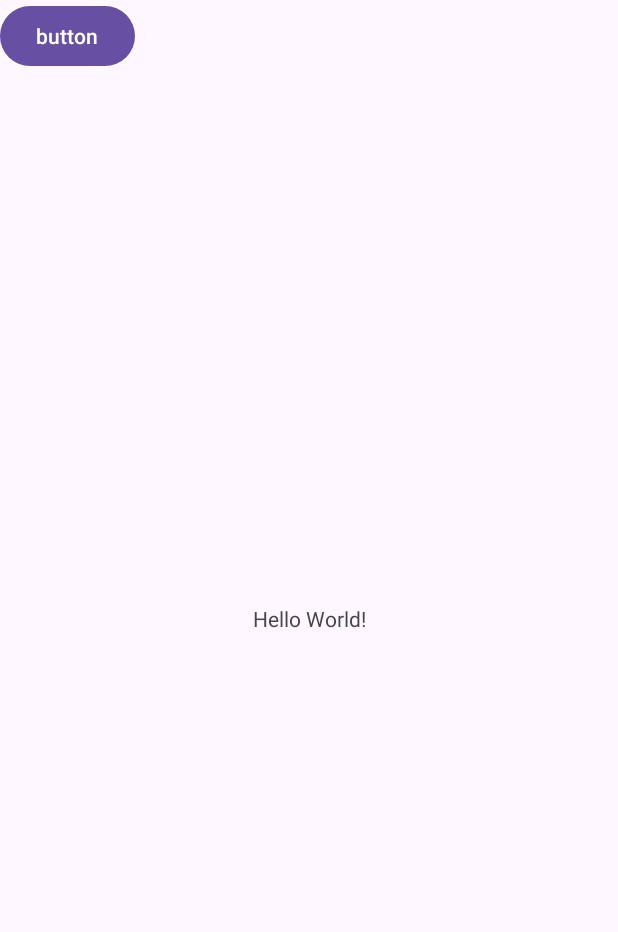
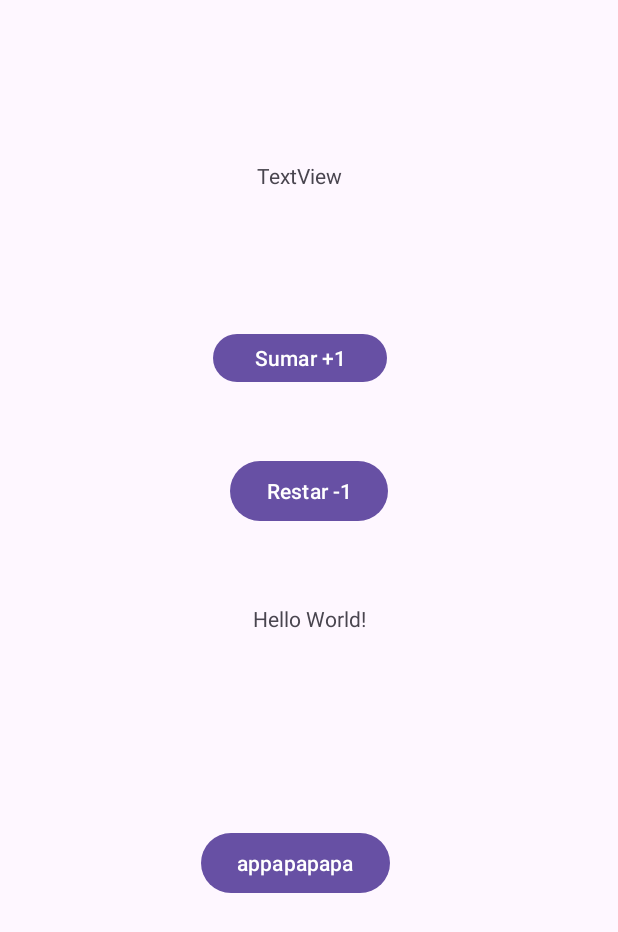
Before and after one commit to danipr20/Android, an Android app: the screen it shows after launch (MainActivity), on a phone screen of 412 x 824 dp. Shown: the top 932 px of the screen. Run offline under Robolectric (Android 15) with nearby library versions, the phone set to English and light mode, and no system bars.

Commit message:
subida del ej 1

```diff
--- a/Practica1/app/src/main/java/infoii/dpr20/practica1/MainActivity.java
+++ b/Practica1/app/src/main/java/infoii/dpr20/practica1/MainActivity.java
@@ -3,15 +3,46 @@ package infoii.dpr20.practica1;
 import androidx.appcompat.app.AppCompatActivity;
 
 import android.os.Bundle;
+import android.view.View;
+import android.widget.Button;
+import android.widget.TextView;
 
 public class MainActivity extends AppCompatActivity {
 
 
+    private Button boton1;
+    private Button boton2;
 
+    private TextView texto;
+    private int contador=0;
 
     @Override
     protected void onCreate(Bundle savedInstanceState) {
+
         super.onCreate(savedInstanceState);
         setContentView(R.layout.activity_main);
+
+        boton1 = (Button) findViewById(R.id.boton);
+        boton2 = (Button) findViewById(R.id.pulsador);
+        texto = (TextView) findViewById(R.id.text_cont);
+        boton1.setOnClickListener(new View.OnClickListener() {
+            @Override
+            public void onClick(View v) {
+            contador++;
+            texto.setText("CONTADOR= "+contador);
+            }
+
+
+        });
+        boton2.setOnClickListener(new View.OnClickListener() {
+            @Override
+            public void onClick(View v) {
+                contador--;
+                texto.setText("CONTADOR= "+contador);
+            }
+
+
+        });
     }
+
 }
--- a/Practica1/app/src/main/res/layout/activity_main.xml
+++ b/Practica1/app/src/main/res/layout/activity_main.xml
@@ -7,6 +7,7 @@
     tools:context=".MainActivity">
 
     <TextView
+        android:id="@+id/textView"
         android:layout_width="wrap_content"
         android:layout_height="wrap_content"
         android:text="Hello World!"
@@ -16,14 +17,64 @@
         app:layout_constraintTop_toTopOf="parent" />
 
     <Button
-        android:id="@+id/hello_world"
+        android:id="@+id/boton"
+        android:layout_width="116dp"
+        android:layout_height="40dp"
+        android:layout_marginStart="24dp"
+        android:layout_marginTop="61dp"
+        android:layout_marginEnd="32dp"
+        android:layout_marginBottom="535dp"
+        android:text="@string/boton"
+        app:layout_constraintBottom_toBottomOf="parent"
+        app:layout_constraintEnd_toEndOf="parent"
+        app:layout_constraintHorizontal_bias="0.493"
+        app:layout_constraintStart_toStartOf="parent"
+        app:layout_constraintTop_toBottomOf="@+id/text_cont"
+        tools:ignore="MissingConstraints,TouchTargetSizeCheck,TextSizeCheck,VisualLintOverlap" />
+
+    <Button
+        android:id="@+id/pulsador"
         android:layout_width="wrap_content"
         android:layout_height="wrap_content"
-        android:text="button"
-        android:visibility="visible"
-        tools:layout_editor_absoluteX="160dp"
-        tools:layout_editor_absoluteY="277dp"
-        tools:text="hello world +1"
-        tools:visibility="visible" />
+        android:layout_marginStart="141dp"
+        android:layout_marginTop="280dp"
+        android:layout_marginEnd="142dp"
+        android:layout_marginBottom="28dp"
+        android:text="@string/pulsador"
+        app:layout_constraintBottom_toTopOf="@+id/textView"
+        app:layout_constraintEnd_toEndOf="parent"
+        app:layout_constraintStart_toStartOf="parent"
+        app:layout_constraintTop_toTopOf="parent"
+        tools:ignore="MissingConstraints" />
+
+    <Button
+        android:id="@+id/button5"
+        android:layout_width="wrap_content"
+        android:layout_height="48dp"
+        android:layout_marginTop="114dp"
+        android:layout_marginEnd="32dp"
+        android:layout_marginBottom="32dp"
+        android:text="@string/vavava"
+        app:layout_constraintBottom_toBottomOf="parent"
+        app:layout_constraintEnd_toEndOf="parent"
+        app:layout_constraintHorizontal_bias="0.527"
+        app:layout_constraintStart_toStartOf="parent"
+        app:layout_constraintTop_toBottomOf="@+id/textView"
+        app:layout_constraintVertical_bias="0.074"
+        tools:ignore="MissingConstraints" />
+
+    <TextView
+        android:id="@+id/text_cont"
+        android:layout_width="wrap_content"
+        android:layout_height="wrap_content"
+        android:layout_marginStart="170dp"
+        android:layout_marginTop="77dp"
+        android:layout_marginEnd="184dp"
+        android:text="TextView"
+        app:layout_constraintBottom_toTopOf="@+id/boton"
+        app:layout_constraintEnd_toEndOf="parent"
+        app:layout_constraintHorizontal_bias="1.0"
+        app:layout_constraintStart_toStartOf="parent"
+        app:layout_constraintTop_toTopOf="parent" />
 
 </androidx.constraintlayout.widget.ConstraintLayout>
--- a/Practica1/app/src/main/res/values/strings.xml
+++ b/Practica1/app/src/main/res/values/strings.xml
@@ -1,4 +1,8 @@
 <resources>
     <string name="app_name">Practica1</string>
+    <string name="boton">"Sumar +1"</string>
+    <string name="pulsador">Restar -1</string>
+    <string name="vavava">appapapapa</string>
+
 
 </resources>
```
